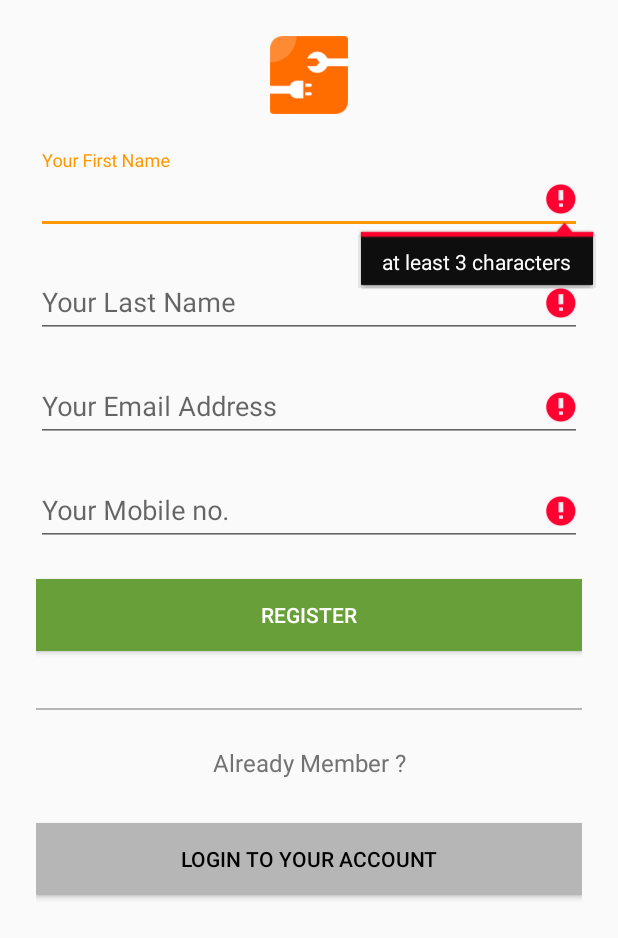
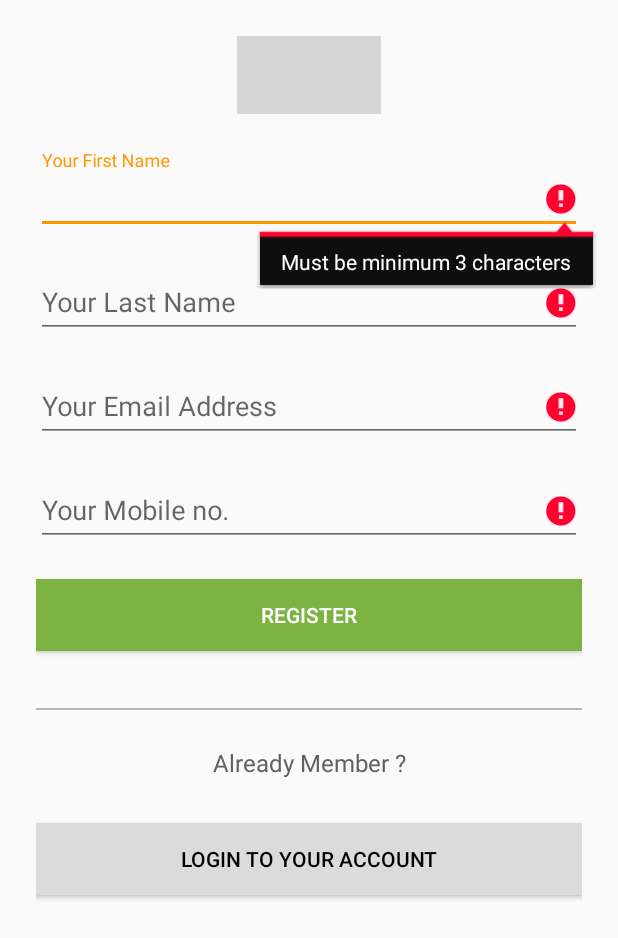
Before and after one commit to rajeshsuvarna/ServeApp, an Android app: the UserRegistration screen opened directly, with no data from a screen before it, after a tap on "REGISTER", on a phone screen of 412 x 824 dp. Shown: the top 938 px of the screen. Run offline under Robolectric (Android 15) with nearby library versions, the phone set to English and light mode, and no system bars; our stand-ins replace ButterKnife; grey boxes are pictures that could not be loaded.

Commit message:
latest push

```diff
--- a/app/src/main/java/com/infouna/serveapp/activity/LoginActivity.java
+++ b/app/src/main/java/com/infouna/serveapp/activity/LoginActivity.java
@@ -121,8 +121,8 @@ public class LoginActivity extends AppCompatActivity {
         String phone = input_phone.getText().toString();
 
 
-        if (phone.isEmpty() || phone.length() < 1 || phone.length() > 10) {
-            input_phone.setError(" 10 numeric characters");
+        if (phone.isEmpty() || phone.length() < 10 || phone.length() > 10) {
+            input_phone.setError("Please enter valid phone number");
             valid = false;
         } else {
             input_phone.setError(null);
--- a/app/src/main/java/com/infouna/serveapp/activity/UserRegistration.java
+++ b/app/src/main/java/com/infouna/serveapp/activity/UserRegistration.java
@@ -111,28 +111,28 @@ public class UserRegistration extends AppCompatActivity{
         String phone = _phoneNumber.getText().toString();
 
         if (fname.isEmpty() || fname.length() < 3) {
-            _fnameText.setError("at least 3 characters");
+            _fnameText.setError("Must be minimum 3 characters");
             valid = false;
         } else {
             _fnameText.setError(null);
         }
 
         if (lname.isEmpty() || lname.length() < 3) {
-            _lnameText.setError("at least 3 characters");
+            _lnameText.setError("Must be minimum 3 characters");
             valid = false;
         } else {
             _lnameText.setError(null);
         }
 
         if (email.isEmpty() || !android.util.Patterns.EMAIL_ADDRESS.matcher(email).matches()) {
-            _emailText.setError("enter a valid email address");
+            _emailText.setError("Please enter valid e-mail address");
             valid = false;
         } else {
             _emailText.setError(null);
         }
 
-        if (phone.isEmpty() || phone.length() < 1 || phone.length() > 10) {
-            _phoneNumber.setError("10 numeric characters");
+        if (phone.isEmpty() || phone.length() < 10 || phone.length() > 10) {
+            _phoneNumber.setError("Please enter valid phone number");
             valid = false;
         } else {
             _phoneNumber.setError(null);
--- a/app/src/main/res/layout/activity_user_registration.xml
+++ b/app/src/main/res/layout/activity_user_registration.xml
@@ -12,7 +12,7 @@
         android:paddingLeft="24dp"
         android:paddingRight="24dp">
 
-        <ImageView android:src="@drawable/logo"
+        <ImageView android:src="@mipmap/logo_main"
             android:layout_width="wrap_content"
             android:layout_height="52dp"
             android:layout_marginBottom="14dp"
@@ -67,7 +67,8 @@
                 android:layout_width="match_parent"
                 android:layout_height="wrap_content"
                 android:inputType="phone"
-                android:hint="@string/hint_mobile" />
+                android:hint="@string/hint_mobile"
+                android:maxLength="10" />
         </android.support.design.widget.TextInputLayout>
 
 
@@ -79,7 +80,7 @@
             android:layout_marginBottom="24dp"
             android:padding="12dp"
             android:text="@string/btn_reg"
-            android:textColor="@color/textColorPrimary"
+            android:textColor="@color/icons"
             android:background="@color/green"/>
 
         <View style="@style/Divider"
@@ -105,7 +106,7 @@
             android:padding="12dp"
             android:text="@string/btn_login_to_your_account"
             android:textColor="@color/navigationBarColor"
-            android:background="@color/divider"/>
+            android:background="@color/light_grey"/>
 
     </LinearLayout>
 </ScrollView>
--- a/app/src/main/res/menu/menu_main.xml
+++ b/app/src/main/res/menu/menu_main.xml
@@ -8,7 +8,7 @@
         android:id="@+id/action_search"
         android:title="@string/action_search"
         android:orderInCategory="100"
-        android:icon="@drawable/ic_action_search"
+        android:icon="@mipmap/ic_search"
         android:background="?attr/selectableItemBackground"
         android:clickable="true"
         app:showAsAction="ifRoom" />
--- a/app/src/main/res/values/colors.xml
+++ b/app/src/main/res/values/colors.xml
@@ -1,19 +1,46 @@
 <?xml version="1.0" encoding="utf-8"?>
 <resources>
     <!--This is the primary color of the app. This color will be applied as toolbar background-->
-    <color name="colorPrimary">#FF5722</color>
+    <color name="colorPrimary">#FF6d00</color>
+
     <!--This is darkest primary color of the app mainly applies to notification bar background-->
     <color name="colorPrimaryDark">#E64A19</color>
+
+    <!--secondary color  action bar background-->
+    <color name="colorSecondary">#009688</color>
+
+    <!--primary green  primary action button-->
+    <color name="green">#7cb342</color>
+
+    <!--primary red warning button-->
+    <color name="red">#d84315</color>
+
+    <!--primary blue for links-->
+    <color name="blue">#42a5f5</color>
+
+    <!--light grey for secondary action button ,nabvugation current element background-->
+    <color name="light_grey">#dbdbdb</color>
+
     <!--This is the primary color of text. This applies to toolbar title-->
-    <color name="textColorPrimary">#FFFFFF</color>
+    <color name="textColorPrimary">#212121</color>
+
+    <!--mute text color for input box non focus text color-->
+    <color name="mute_text_color">#999999</color>
+
+    <!-- secondary text color-->
+    <color name="secondary_text">#616161</color>
+
+    <!--yellow rating page and like background-->
+    <color name="yellow">#ffca28</color>
+
     <!--This is the default background color of the app-->
     <color name="windowBackground">#FFFFFF</color>
     <!--This color defines the background color of footer navigation bar-->
     <color name="navigationBarColor">#000000</color>
     <color name="colorAccent">#FF9800</color>
-    <color name="primary_light">#FFCCBC</color>
-    <color name="secondary_text">#727272</color>
+    <color name="primary_light">#ff8a33</color>
+
     <color name="icons">#FFFFFF</color>
     <color name="divider">#B6B6B6</color>
-    <color name="green">#689F38</color>
+
 </resources>
```
Also changed, not shown: app/src/main/java/com/infouna/serveapp/activity/HomeActivity.java (added, +35 -0 lines), app/src/main/res/drawable/ripple_effect.xml (deleted, +0 -11 lines), app/src/main/res/layout/activity_login.xml (+5 -4 lines), app/src/main/res/layout/activity_splashscreen.xml (+4 -15 lines), app/src/main/res/drawable-hdpi/ic_action_search.png (deleted), app/src/main/res/drawable-mdpi/ic_action_search.png (deleted), app/src/main/res/drawable-xhdpi/ic_action_search.png (deleted), app/src/main/res/drawable-xxhdpi/ic_action_search.png (deleted), app/src/main/res/drawable-xxhdpi/ic_profile.png (deleted), app/src/main/res/drawable/logo.png (deleted).
